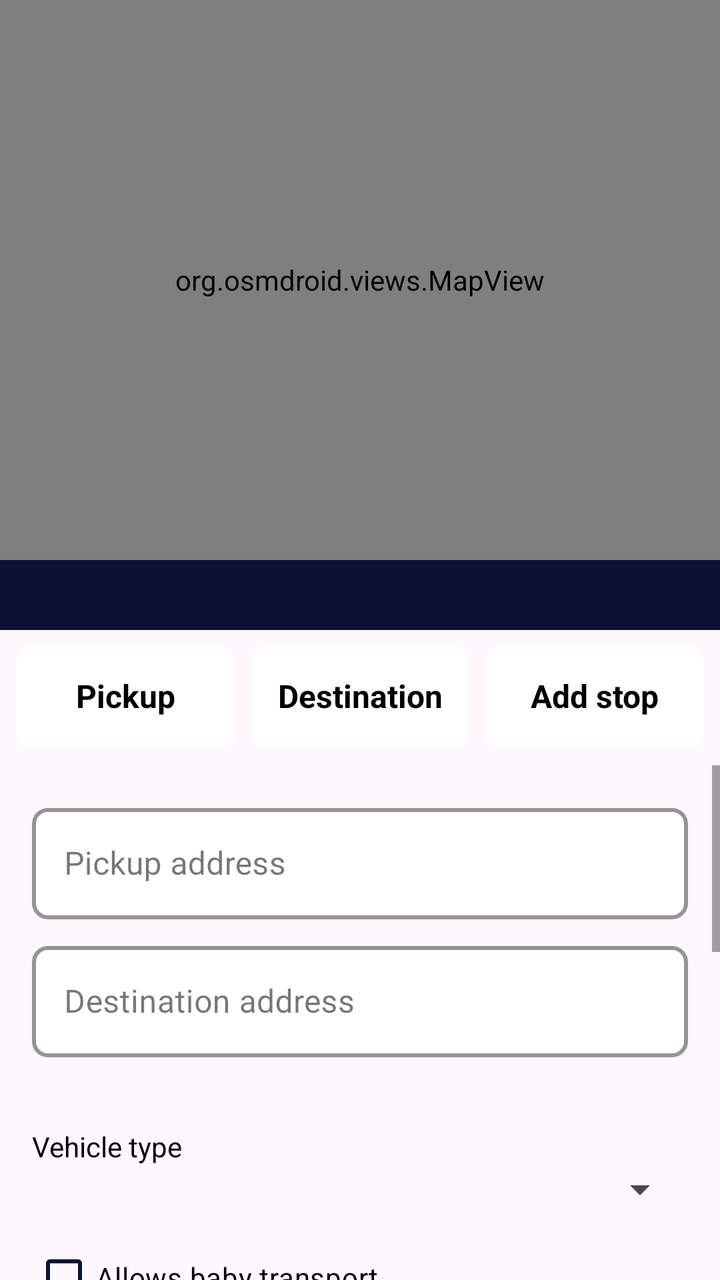
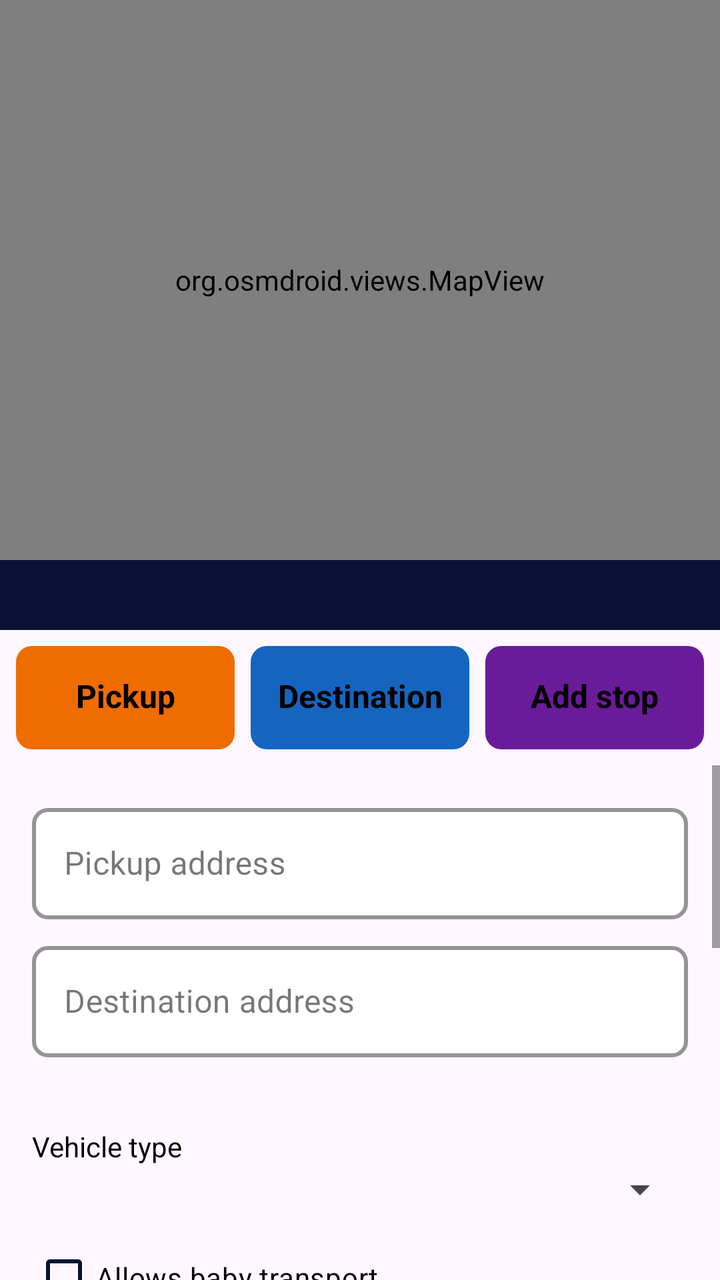

The first picture is an Android layout as it rendered before a commit; the second is the same layout after the commit. The layout source and the unified diff follow.
<!-- AndroidManifest.xml: application theme Base.Theme.Team20TimDjordjina -->
<!-- res/layout/activity_ride_request.xml -->
<?xml version="1.0" encoding="utf-8"?>
<LinearLayout xmlns:android="http://schemas.android.com/apk/res/android"
    android:id="@+id/ride_request_root"
    android:layout_width="match_parent"
    android:layout_height="match_parent"
    android:orientation="vertical">

    
    <org.osmdroid.views.MapView
        android:id="@+id/map"
        android:layout_width="match_parent"
        android:layout_height="280dp" />

    <TextView
        android:id="@+id/tvMapHint"
        android:layout_width="match_parent"
        android:layout_height="wrap_content"
        android:background="#0A1233"
        android:padding="8dp"
        android:textColor="@color/white"
        android:textAlignment="center" />

    
    <LinearLayout
        android:layout_width="match_parent"
        android:layout_height="wrap_content"
        android:orientation="horizontal"
        android:padding="8dp">
        
        <Button
            android:id="@+id/btnModePickup"
            android:layout_width="0dp"
            android:layout_height="wrap_content"
            android:layout_marginEnd="4dp"
            android:layout_weight="1"
            android:paddingBottom="16dp"
            android:text="@string/pickup" />

        <Button
            android:id="@+id/btnModeDestination"
            android:layout_width="0dp"
            android:layout_height="wrap_content"
            android:layout_marginStart="4dp"
            android:layout_marginEnd="4dp"
            android:layout_weight="1"
            android:paddingBottom="16dp"
            android:text="@string/destination" />

        <Button
            android:id="@+id/btnModeAddStop"
            android:layout_width="0dp"
            android:layout_height="wrap_content"
            android:layout_marginStart="4dp"
            android:layout_weight="1"
            android:paddingBottom="16dp"
            android:text="@string/add_stop" />

    </LinearLayout>

    
    <ScrollView
        android:layout_width="match_parent"
        android:layout_height="0dp"
        android:layout_weight="1"
        android:fillViewport="true">
        
        <LinearLayout
            android:layout_width="match_parent"
            android:layout_height="wrap_content"
            android:orientation="vertical"
            android:padding="16dp">
            
            <com.google.android.material.textfield.TextInputLayout
                android:layout_width="match_parent"
                android:layout_height="wrap_content"
                android:layout_marginBottom="8dp">

                <com.google.android.material.textfield.TextInputEditText
                    android:id="@+id/etPickupAddress"
                    android:layout_width="match_parent"
                    android:layout_height="wrap_content"
                    android:hint="@string/pickup_address" />
            </com.google.android.material.textfield.TextInputLayout>

            <com.google.android.material.textfield.TextInputLayout
                android:layout_width="match_parent"
                android:layout_height="wrap_content"
                android:layout_marginBottom="8dp">

                <com.google.android.material.textfield.TextInputEditText
                    android:id="@+id/etDestinationAddress"
                    android:layout_width="match_parent"
                    android:layout_height="wrap_content"
                    android:hint="@string/destination_address" />
            </com.google.android.material.textfield.TextInputLayout>

            <TextView
                android:id="@+id/tvStopCount"
                android:layout_width="match_parent"
                android:layout_height="wrap_content"
                android:layout_marginBottom="8dp"
                android:textColor="#555555" />

            <TextView
                android:layout_width="match_parent"
                android:layout_height="wrap_content"
                android:text="@string/vehicle_type"
                android:textColor="@color/black" />

            <Spinner
                android:id="@+id/spinnerRideVehicleType"
                android:layout_width="match_parent"
                android:layout_height="wrap_content"
                android:layout_marginBottom="8dp" />

            <CheckBox
                android:id="@+id/cbBabyTransport"
                android:layout_width="match_parent"
                android:layout_height="wrap_content"
                android:buttonTint="#0A1233"
                android:text="@string/baby_transport"
                android:textColor="@color/black" />

            <CheckBox
                android:id="@+id/cbPetTransport"
                android:layout_width="match_parent"
                android:layout_height="wrap_content"
                android:buttonTint="#0A1233"
                android:text="@string/pet_transport"
                android:textColor="@color/black" />
            
            <TextView
                android:id="@+id/tvRideError"
                style="@style/FormErrorText" />

            <ProgressBar
                android:id="@+id/progressRide"
                android:layout_width="wrap_content"
                android:layout_height="wrap_content"
                android:layout_gravity="center_horizontal"
                android:visibility="gone" />

            <CheckBox
                android:id="@+id/cbScheduleLater"
                android:layout_width="match_parent"
                android:layout_height="wrap_content"
                android:layout_marginTop="8dp"
                android:buttonTint="@color/brand_navy"
                android:text="@string/schedule_for_later"
                android:textColor="@color/black" />
            
            <LinearLayout
                android:id="@+id/scheduleRow"
                android:layout_width="match_parent"
                android:layout_height="wrap_content"
                android:gravity="center_vertical"
                android:orientation="horizontal"
                android:visibility="gone">
                
                <Button
                    android:id="@+id/btnPickTime"
                    android:layout_width="wrap_content"
                    android:layout_height="wrap_content"
                    android:text="@string/pick_date_time" />

                <TextView
                    android:id="@+id/tvScheduledTime"
                    android:layout_width="0dp"
                    android:layout_height="wrap_content"
                    android:layout_marginStart="12dp"
                    android:layout_weight="1"
                    android:text="@string/no_time_selected"
                    android:textColor="#555555" />
            </LinearLayout>

            <com.google.android.material.textfield.TextInputLayout
                android:layout_width="match_parent"
                android:layout_height="wrap_content"
                android:layout_marginTop="8dp"
                android:hint="@string/other_passengers_hint">

                <com.google.android.material.textfield.TextInputEditText
                    android:id="@+id/etLinkedPassengers"
                    android:layout_width="match_parent"
                    android:layout_height="wrap_content"
                    android:inputType="textEmailAddress"
                    android:textColor="@color/black" />
            </com.google.android.material.textfield.TextInputLayout>
            
            <Button
                android:id="@+id/btnRequestRide"
                style="@style/FormPrimaryButton"
                android:layout_width="match_parent"
                android:layout_marginTop="8dp"
                android:background="@drawable/button_background"
                android:text="@string/request_ride"
                android:textColor="@color/white" />

            <Button
                android:id="@+id/btnSaveFavourite"
                style="@style/FormPrimaryButton"
                android:layout_width="match_parent"
                android:layout_marginTop="8dp"
                android:background="@drawable/button_background"
                android:text="@string/save_as_favourite"
                android:textColor="@color/white" />

            <Button
                android:id="@+id/btnUseFavourite"
                style="@style/FormPrimaryButton"
                android:layout_width="match_parent"
                android:layout_marginTop="8dp"
                android:background="@drawable/button_background"
                android:text="@string/use_a_favourite"
                android:textColor="@color/white" />

        </LinearLayout>
    </ScrollView>
</LinearLayout>
<!-- resources referenced by this layout -->
<resources>
  <color name="black">#FF000000</color>
  <color name="brand_navy">#0A1233</color>
  <color name="white">#FFFFFFFF</color>
  <!-- drawable button_background (drawable) -->
  <?xml version="1.0" encoding="utf-8"?>
  <shape xmlns:android="http://schemas.android.com/apk/res/android"
      android:shape="rectangle">
      <corners android:radius="8dp" />
      <solid android:color="#0A1233" />
  </shape>
  <string name="add_stop">Add stop</string>
  <string name="baby_transport">Allows baby transport</string>
  <string name="destination">Destination</string>
  <string name="destination_address">Destination address</string>
  <string name="no_time_selected">No time selected</string>
  <string name="other_passengers_hint">Other passengers (emails, comma-separated)</string>
  <string name="pet_transport">Allows pet transport</string>
  <string name="pick_date_time">Pick date &amp;amp; time</string>
  <string name="pickup">Pickup</string>
  <string name="pickup_address">Pickup address</string>
  <string name="request_ride">Request a ride</string>
  <string name="save_as_favourite">Save as favourite</string>
  <string name="schedule_for_later">Schedule for later</string>
  <string name="use_a_favourite">Use a favourite</string>
  <string name="vehicle_type">Vehicle type</string>
  <style name="FormErrorText">
          <item name="android:layout_width">match_parent</item>
          <item name="android:layout_height">wrap_content</item>
  
          <item name="android:textSize">12sp</item>
          <item name="android:textColor">@color/error</item>
  
          <item name="android:layout_marginTop">@dimen/space_xs</item>
          <item name="android:layout_marginBottom">@dimen/space_sm</item>
  
          <item name="android:visibility">gone</item>
      </style>
  <style name="Base.Theme.Team20TimDjordjina" parent="Theme.Material3.DayNight.NoActionBar">
          
          <item name="colorPrimary">@color/primary</item>
          <item name="colorSecondary">@color/secondary</item>
  
          
          <item name="android:statusBarColor">@color/primary</item>
  
          
          <item name="textInputStyle">@style/TextInputLayoutStyle</item>
          <item name="editTextStyle">@style/FormInputEditText</item>
  
          
          <item name="materialButtonStyle">@style/FormPrimaryButton</item>
      </style>
  <color name="error">#FF4D4D</color>
  <dimen name="space_xs">4dp</dimen>
  <dimen name="space_sm">8dp</dimen>
  <dimen name="btn_height">56dp</dimen>
  <!-- drawable button_background_lite (drawable) -->
  <?xml version="1.0" encoding="utf-8"?>
  <shape xmlns:android="http://schemas.android.com/apk/res/android"
      android:shape="rectangle">
      <corners android:radius="@dimen/radius_md" />
      <solid android:color="@color/white" />
  </shape>
  <dimen name="btn_top_padding">14dp</dimen>
  <dimen name="btn_bottom_padding">14dp</dimen>
  <dimen name="space_md">16dp</dimen>
  <color name="primary">#FF000000</color>
  <color name="secondary">#999999</color>
  <style name="FormInputEditText">
          <item name="android:textColor">@color/input_text</item>
          <item name="android:textColorHint">@color/text_hint</item>
          <item name="android:padding">16dp</item>
      </style>
  <dimen name="radius_md">8dp</dimen>
  <color name="box_stroke">#CCCCCC</color>
  <color name="text_hint">#999999</color>
  <color name="input_text">#000000</color>
  <!-- unchanged entries left out for length: 2 -->
</resources>

<!-- the commit's change to res/layout/activity_ride_request.xml (unified diff, before → after) -->
@@ -15,7 +15,7 @@
         android:id="@+id/tvMapHint"
         android:layout_width="match_parent"
         android:layout_height="wrap_content"
-        android:background="#0A1233"
+        android:background="@color/brand_navy"
         android:padding="8dp"
         android:textColor="@color/white"
         android:textAlignment="center" />
@@ -32,6 +32,7 @@
             android:layout_width="0dp"
             android:layout_height="wrap_content"
             android:layout_marginEnd="4dp"
+            android:backgroundTint="@color/orange"
             android:layout_weight="1"
             android:paddingBottom="16dp"
             android:text="@string/pickup" />
@@ -42,6 +43,7 @@
             android:layout_height="wrap_content"
             android:layout_marginStart="4dp"
             android:layout_marginEnd="4dp"
+            android:backgroundTint="@color/blue"
             android:layout_weight="1"
             android:paddingBottom="16dp"
             android:text="@string/destination" />
@@ -51,6 +53,7 @@
             android:layout_width="0dp"
             android:layout_height="wrap_content"
             android:layout_marginStart="4dp"
+            android:backgroundTint="@color/purple"
             android:layout_weight="1"
             android:paddingBottom="16dp"
             android:text="@string/add_stop" />
@@ -99,7 +102,7 @@
                 android:layout_width="match_parent"
                 android:layout_height="wrap_content"
                 android:layout_marginBottom="8dp"
-                android:textColor="#555555" />
+                android:textColor="@color/davys_grey" />
 
             <TextView
                 android:layout_width="match_parent"
@@ -117,7 +120,7 @@
                 android:id="@+id/cbBabyTransport"
                 android:layout_width="match_parent"
                 android:layout_height="wrap_content"
-                android:buttonTint="#0A1233"
+                android:buttonTint="@color/brand_navy"
                 android:text="@string/baby_transport"
                 android:textColor="@color/black" />
 
@@ -125,7 +128,7 @@
                 android:id="@+id/cbPetTransport"
                 android:layout_width="match_parent"
                 android:layout_height="wrap_content"
-                android:buttonTint="#0A1233"
+                android:buttonTint="@color/brand_navy"
                 android:text="@string/pet_transport"
                 android:textColor="@color/black" />
             
@@ -170,7 +173,7 @@
                     android:layout_marginStart="12dp"
                     android:layout_weight="1"
                     android:text="@string/no_time_selected"
-                    android:textColor="#555555" />
+                    android:textColor="@color/davys_grey" />
             </LinearLayout>
 
             <com.google.android.material.textfield.TextInputLayout
@@ -191,7 +194,7 @@
                 android:id="@+id/btnRequestRide"
                 style="@style/FormPrimaryButton"
                 android:layout_width="match_parent"
-                android:layout_marginTop="8dp"
+                android:layout_marginTop="24dp"
                 android:background="@drawable/button_background"
                 android:text="@string/request_ride"
                 android:textColor="@color/white" />
<!-- resource entries referenced after the edit -->
@@ -1,7 +1,11 @@
 <!-- resources referenced by this layout -->
 <resources>
   <color name="black">#FF000000</color>
+  <color name="blue">#1565C0</color>
   <color name="brand_navy">#0A1233</color>
+  <color name="davys_grey">#555555</color>
+  <color name="orange">#EF6C00</color>
+  <color name="purple">#6A1B9A</color>
   <color name="white">#FFFFFFFF</color>
   <!-- drawable button_background (drawable) -->
   <?xml version="1.0" encoding="utf-8"?>
@@ -17,7 +21,7 @@
   <string name="no_time_selected">No time selected</string>
   <string name="other_passengers_hint">Other passengers (emails, comma-separated)</string>
   <string name="pet_transport">Allows pet transport</string>
-  <string name="pick_date_time">Pick date &amp;amp; time</string>
+  <string name="pick_date_time">Pick date &amp; time</string>
   <string name="pickup">Pickup</string>
   <string name="pickup_address">Pickup address</string>
   <string name="request_ride">Request a ride</string>
